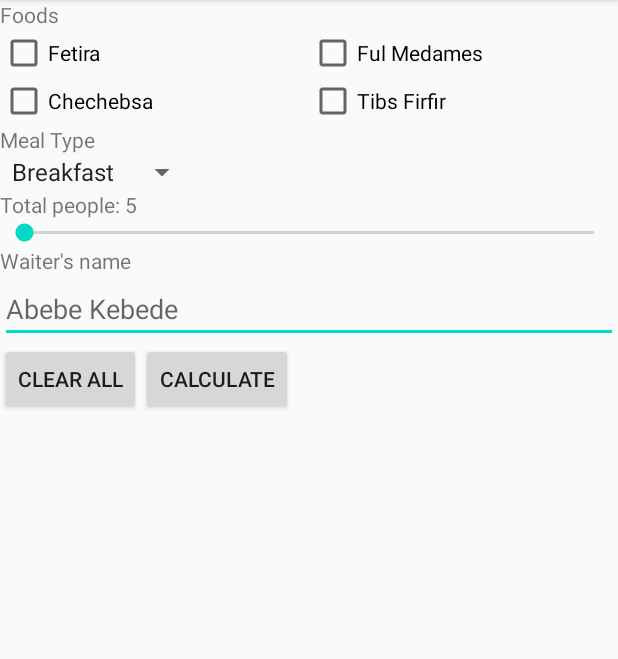
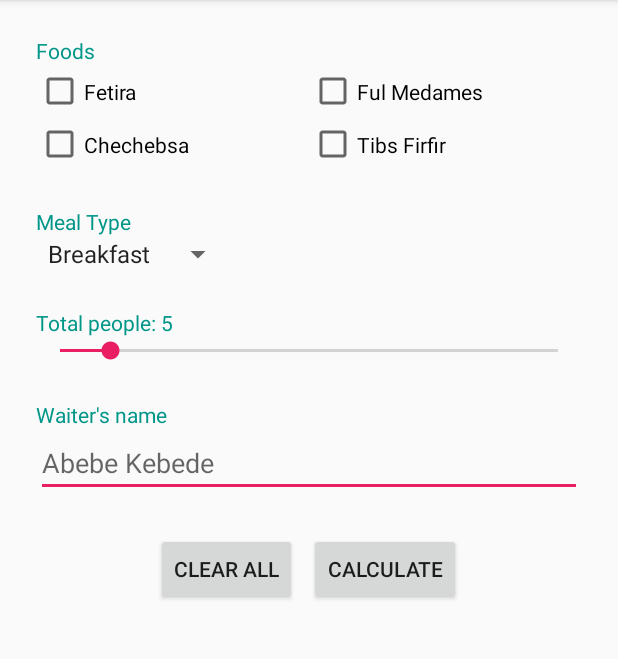
Before and after one commit to saladthieves/hisab, an Android app: the screen it shows after launch (MainActivity), on a phone screen of 412 x 824 dp, the part 84-743 px from its top. Run offline under Robolectric (Android 15) with nearby library versions, the phone set to English and light mode, and no system bars.

Commit message:
Add food components

```diff
--- a/app/src/main/java/com/gebeya/hisab/MainActivity.kt
+++ b/app/src/main/java/com/gebeya/hisab/MainActivity.kt
@@ -1,11 +1,27 @@
 package com.gebeya.hisab
 
 import android.os.Bundle
+import android.view.View
+import android.widget.CheckBox
+import android.widget.CompoundButton
 import com.gebeya.hisab.framework.base.BaseActivity
+import kotlinx.android.synthetic.main.activity_main.*
 
-class MainActivity : BaseActivity() {
+class MainActivity : BaseActivity(), CompoundButton.OnCheckedChangeListener {
+
+    private lateinit var fetiraCheckBox: CheckBox
+
     override fun onCreate(savedInstanceState: Bundle?) {
         super.onCreate(savedInstanceState)
         setContentView(R.layout.activity_main)
+
+        fetiraCheckBox = findViewById(R.id.fetiraCheck)
+        fulMedamesCheck.setOnCheckedChangeListener(this)
+
+        fetiraCheckBox.setOnCheckedChangeListener(this)
+    }
+
+    override fun onCheckedChanged(buttonView: CompoundButton?, isChecked: Boolean) {
+        TODO("Not yet implemented")
     }
 }
--- /dev/null
+++ b/app/src/main/java/com/gebeya/hisab/data/food/food.kt
@@ -0,0 +1,24 @@
+package com.gebeya.hisab.data.food
+
+enum class FoodType {
+    Fetira,
+    FulMedames,
+    Chechebsa,
+    Tibs,
+}
+
+fun getFoodPrice(type: FoodType) : Double {
+    return when(type) {
+        FoodType.Fetira -> 220.0
+        FoodType.FulMedames -> 300.0
+        FoodType.Chechebsa -> 280.0
+        FoodType.Tibs -> 220.0
+    }
+}
+
+data class Food(val type: FoodType) {
+    val price: Double
+        get() {
+            return getFoodPrice(type)
+        }
+}
--- a/app/src/main/res/layout/activity_main.xml
+++ b/app/src/main/res/layout/activity_main.xml
@@ -4,13 +4,14 @@
     android:layout_width="match_parent"
     android:layout_height="match_parent"
     android:orientation="vertical"
+    android:padding="24dp"
     tools:context=".MainActivity">
-
 
     <TextView
         android:layout_width="wrap_content"
         android:layout_height="wrap_content"
-        android:text="@string/home_foods" />
+        android:text="@string/home_foods"
+        android:textColor="@color/coloGreen" />
 
     <LinearLayout
         android:layout_width="match_parent"
@@ -18,15 +19,21 @@
         android:orientation="horizontal">
 
         <CheckBox
+            android:id="@+id/fetiraCheck"
             android:layout_width="0dp"
             android:layout_height="wrap_content"
             android:layout_weight="1"
+            android:paddingTop="8dp"
+            android:paddingBottom="8dp"
             android:text="@string/check_fetira" />
 
         <CheckBox
+            android:id="@+id/fulMedamesCheck"
             android:layout_width="0dp"
             android:layout_height="wrap_content"
             android:layout_weight="1"
+            android:paddingTop="8dp"
+            android:paddingBottom="8dp"
             android:text="@string/check_ful_medames" />
     </LinearLayout>
 
@@ -36,58 +43,83 @@
         android:orientation="horizontal">
 
         <CheckBox
+            android:id="@+id/chechebsaCheck"
             android:layout_width="0dp"
             android:layout_height="wrap_content"
             android:layout_weight="1"
+            android:paddingTop="8dp"
+            android:paddingBottom="8dp"
             android:text="@string/check_chechebsa" />
 
         <CheckBox
+            android:id="@+id/tibsCheck"
             android:layout_width="0dp"
             android:layout_height="wrap_content"
             android:layout_weight="1"
+            android:paddingTop="8dp"
+            android:paddingBottom="8dp"
             android:text="@string/check_tibs_firfir" />
     </LinearLayout>
 
     <TextView
         android:layout_width="wrap_content"
         android:layout_height="wrap_content"
-        android:text="@string/home_meal_type" />
+        android:layout_marginTop="24dp"
+        android:text="@string/home_meal_type"
+        android:textColor="@color/coloGreen" />
 
     <Spinner
-        android:id="@+id/spinner"
+        android:id="@+id/mealTypeSpinner"
         android:layout_width="wrap_content"
         android:layout_height="wrap_content"
         android:entries="@array/meal_types" />
 
     <TextView
+        android:id="@+id/totalPeopleLabel"
         android:layout_width="wrap_content"
         android:layout_height="wrap_content"
-        android:text="@string/home_total_people" />
+        android:layout_marginTop="24dp"
+        android:text="@string/home_total_people"
+        android:textColor="@color/coloGreen" />
 
     <SeekBar
+        android:id="@+id/totalPeopleSeekBar"
         android:layout_width="match_parent"
-        android:layout_height="wrap_content" />
+        android:layout_height="wrap_content"
+        android:progress="10" />
 
     <TextView
         android:layout_width="wrap_content"
         android:layout_height="wrap_content"
-        android:text="@string/home_waiter_name" />
+        android:layout_marginTop="24dp"
+        android:text="@string/home_waiter_name"
+        android:textColor="@color/coloGreen" />
 
     <EditText
+        android:id="@+id/waiterNameInput"
         android:layout_width="match_parent"
         android:layout_height="wrap_content"
         android:hint="@string/home_waiter_name_hint" />
 
     <LinearLayout
         android:layout_width="wrap_content"
-        android:layout_height="wrap_content">
+        android:layout_height="wrap_content"
+        android:orientation="horizontal"
+        android:layout_gravity="center_horizontal"
+        android:layout_marginTop="24dp">
 
         <Button
+            android:id="@+id/clearAllButton"
             android:layout_width="wrap_content"
             android:layout_height="wrap_content"
             android:text="@string/home_button_clear_all" />
 
+        <View
+            android:layout_width="8dp"
+            android:layout_height="0dp" />
+
         <Button
+            android:id="@+id/calculateButton"
             android:layout_width="wrap_content"
             android:layout_height="wrap_content"
             android:text="@string/home_button_calculate" />
--- a/app/src/main/res/values/colors.xml
+++ b/app/src/main/res/values/colors.xml
@@ -2,5 +2,7 @@
 <resources>
     <color name="colorPrimary">#6200EE</color>
     <color name="colorPrimaryDark">#3700B3</color>
-    <color name="colorAccent">#03DAC5</color>
+    <color name="colorAccent">#E91E63</color>
+
+    <color name="coloGreen">#009688</color>
 </resources>
```
